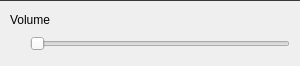
openeuler-mirror/kiran-control-panel, file plugins/audio/src/system-tray/volume-setting-page.ui: the form before one commit.
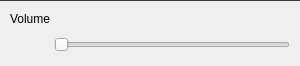
The form after the commit. Custom widgets are drawn as their Qt base class.

Commit message:
fix(audio):Resize sound tray icon buttons
- 调整声音托盘图标按钮的大小

```diff
--- a/plugins/audio/src/system-tray/volume-setting-page.ui
+++ b/plugins/audio/src/system-tray/volume-setting-page.ui
@@ -41,9 +41,6 @@
    <property name="spacing">
     <number>0</number>
    </property>
-   <property name="sizeConstraint">
-    <enum>QLayout::SetDefaultConstraint</enum>
-   </property>
    <property name="leftMargin">
     <number>0</number>
    </property>
@@ -120,7 +117,7 @@
    <item>
     <layout class="QHBoxLayout" name="horizontalLayout_2">
      <property name="spacing">
-      <number>0</number>
+      <number>4</number>
      </property>
      <property name="leftMargin">
       <number>10</number>
@@ -132,14 +129,20 @@
       <number>10</number>
      </property>
      <property name="bottomMargin">
-      <number>14</number>
+      <number>10</number>
      </property>
      <item>
       <widget class="QPushButton" name="muteButton">
+       <property name="sizePolicy">
+        <sizepolicy hsizetype="Preferred" vsizetype="Preferred">
+         <horstretch>0</horstretch>
+         <verstretch>0</verstretch>
+        </sizepolicy>
+       </property>
        <property name="maximumSize">
         <size>
-         <width>16</width>
-         <height>16</height>
+         <width>16777215</width>
+         <height>16777215</height>
         </size>
        </property>
        <property name="text">
@@ -150,24 +153,14 @@
        </property>
       </widget>
      </item>
-     <item>
-      <spacer name="horizontalSpacer">
-       <property name="orientation">
-        <enum>Qt::Horizontal</enum>
-       </property>
-       <property name="sizeType">
-        <enum>QSizePolicy::Fixed</enum>
-       </property>
-       <property name="sizeHint" stdset="0">
-        <size>
-         <width>4</width>
-         <height>16</height>
-        </size>
-       </property>
-      </spacer>
-     </item>
      <item>
       <widget class="VolumeSlider" name="volumeSetting">
+       <property name="sizePolicy">
+        <sizepolicy hsizetype="Expanding" vsizetype="Fixed">
+         <horstretch>0</horstretch>
+         <verstretch>0</verstretch>
+        </sizepolicy>
+       </property>
        <property name="focusPolicy">
         <enum>Qt::NoFocus</enum>
        </property>
```
The commit also changes 3 other files.
